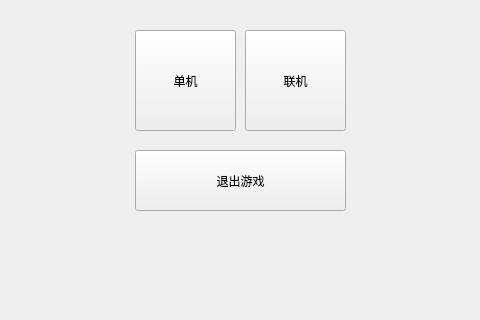
Dainokami/big-project, file demo/widget.ui: the form before one commit; both pictures show x 145 to 625 and y 280 to 600 of the 800 by 600 pixel window.
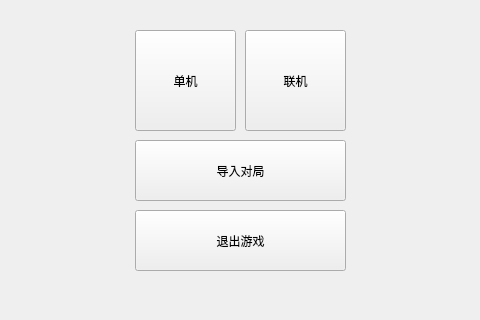
The form after the commit. Icons and pictures are not drawn.

Commit message: 添加了保存对局的功能

```diff
--- a/demo/widget.ui
+++ b/demo/widget.ui
@@ -53,7 +53,7 @@
    <property name="geometry">
     <rect>
      <x>280</x>
-     <y>430</y>
+     <y>490</y>
      <width>211</width>
      <height>61</height>
     </rect>
@@ -75,6 +75,19 @@
     <string>联机</string>
    </property>
   </widget>
+  <widget class="QPushButton" name="btn_wid_load">
+   <property name="geometry">
+    <rect>
+     <x>280</x>
+     <y>420</y>
+     <width>211</width>
+     <height>61</height>
+    </rect>
+   </property>
+   <property name="text">
+    <string>导入对局</string>
+   </property>
+  </widget>
  </widget>
  <resources/>
  <connections>
```
Left out of the diff: 6 changed lines with no effect on the pictures. The commit also changes 28 other files.
